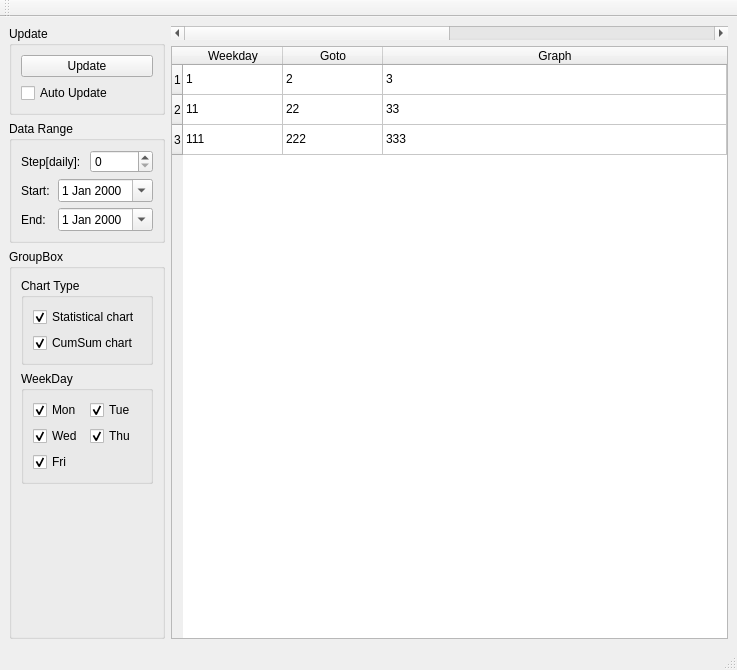
The window that trade_monitor/trade_monitor/ttm/ttm_details.ui (takkin-takilog/namake-trader) describes before a commit, drawn with Qt 5.
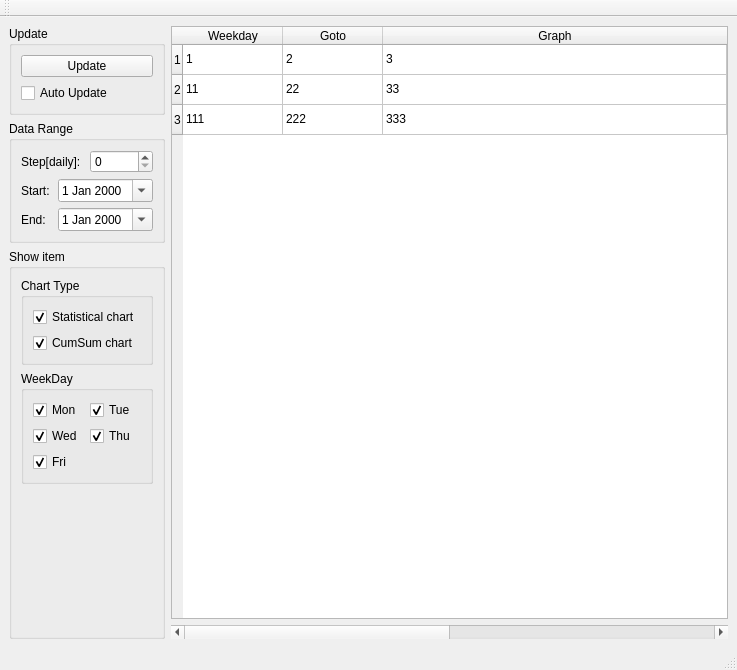
The same window after the commit.

The edit to the form file:
```diff
--- a/trade_monitor/trade_monitor/ttm/ttm_details.ui
+++ b/trade_monitor/trade_monitor/ttm/ttm_details.ui
@@ -106,7 +106,7 @@
       <item>
        <widget class="QGroupBox" name="groupBox_3">
         <property name="title">
-         <string>GroupBox</string>
+         <string>Show item</string>
         </property>
         <layout class="QVBoxLayout" name="verticalLayout_3">
          <item>
@@ -217,25 +217,6 @@
     </item>
     <item>
      <layout class="QVBoxLayout" name="verticalLayout_5">
-      <item>
-       <widget class="QScrollBar" name="ScrollBar_DateRange">
-        <property name="sizePolicy">
-         <sizepolicy hsizetype="Expanding" vsizetype="Fixed">
-          <horstretch>0</horstretch>
-          <verstretch>0</verstretch>
-         </sizepolicy>
-        </property>
-        <property name="maximum">
-         <number>10</number>
-        </property>
-        <property name="singleStep">
-         <number>1</number>
-        </property>
-        <property name="orientation">
-         <enum>Qt::Horizontal</enum>
-        </property>
-       </widget>
-      </item>
       <item>
        <widget class="QTableWidget" name="tableWidget">
         <property name="focusPolicy">
@@ -256,6 +237,9 @@
         <property name="columnCount">
          <number>3</number>
         </property>
+        <attribute name="horizontalHeaderVisible">
+         <bool>true</bool>
+        </attribute>
         <attribute name="horizontalHeaderStretchLastSection">
          <bool>true</bool>
         </attribute>
@@ -327,6 +311,25 @@
         </item>
        </widget>
       </item>
+      <item>
+       <widget class="QScrollBar" name="ScrollBar_DateRange">
+        <property name="sizePolicy">
+         <sizepolicy hsizetype="Expanding" vsizetype="Fixed">
+          <horstretch>0</horstretch>
+          <verstretch>0</verstretch>
+         </sizepolicy>
+        </property>
+        <property name="maximum">
+         <number>10</number>
+        </property>
+        <property name="singleStep">
+         <number>1</number>
+        </property>
+        <property name="orientation">
+         <enum>Qt::Horizontal</enum>
+        </property>
+       </widget>
+      </item>
      </layout>
     </item>
    </layout>
```
Left out of the diff: 14 changed lines with no effect on the pictures.
